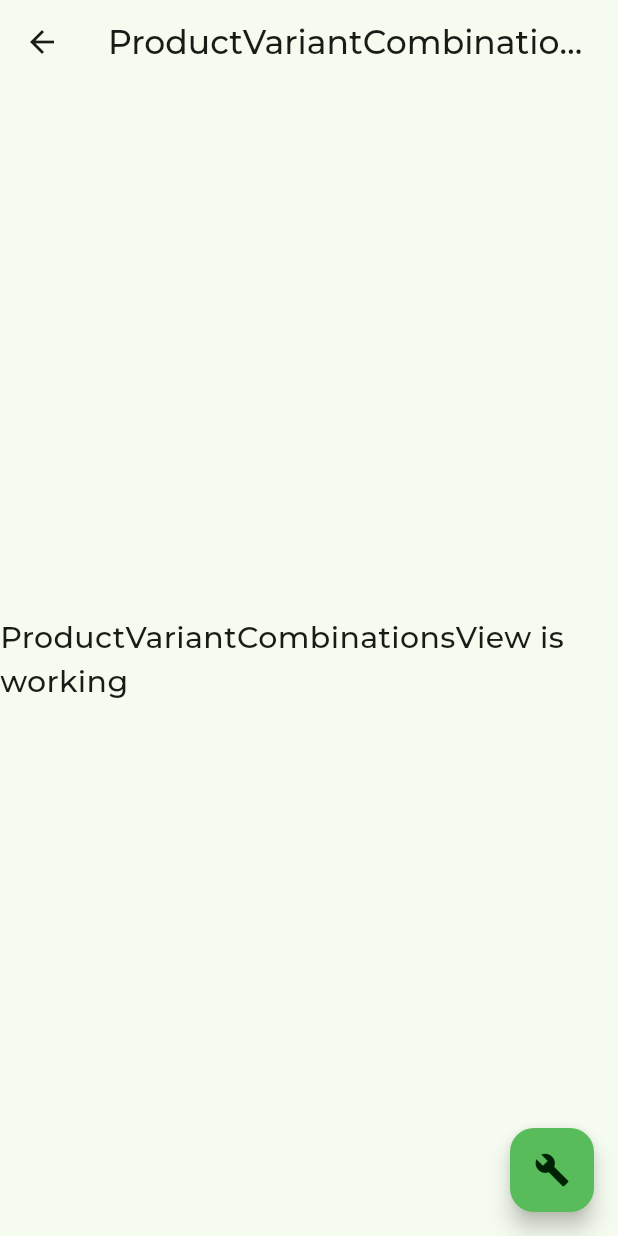
After one commit to msilvamolina/flutter_estrellas_dashboard, a Flutter app: the ProductVariantCombinationsView screen opened by its route, after a tap on the "build" icon, on a phone screen of 412 x 824 dp. The commit adds this screen. Run offline on Flutter 3.47's test engine with Material 3 defaults, Android fonts, the phone set to English and light mode, and no system bars; our stand-ins replace cached_network_image, cloud_firestore, dartz, firebase_auth, firebase_core, firebase_crashlytics and 13 more; missing offline and left inert: drag_grid, flutter_material_color_picker, json_editor, slideable, stylish_pull_to_refresh, video_compress; accounts and stored records are empty; statements that could not run were skipped; project files that could hold a hidden picture were left out.

Commit message:
build combinations done

```diff
--- a/lib/app/modules/product_variants/product_add_variant/controllers/product_add_variant_controller.dart
+++ b/lib/app/modules/product_variants/product_add_variant/controllers/product_add_variant_controller.dart
@@ -78,14 +78,12 @@ class ProductAddVariantController extends GetxController {
       color = Utils.colorToInt(_selectedColor!);
     }
 
-    String id = const Uuid().v4();
     _mainController.setDropiDialog(false);
     _mainController.showDropiLoader();
 
     _mainController.setDropiMessage('saveInFirebase');
 
     Either<String, Unit> response = await _repository.saveVariant(
-      id: id,
       name: name,
       label: label,
       type: type,
--- /dev/null
+++ b/lib/app/modules/product_variants/product_variant_combinations/bindings/product_variant_combinations_binding.dart
@@ -0,0 +1,12 @@
+import 'package:get/get.dart';
+
+import '../controllers/product_variant_combinations_controller.dart';
+
+class ProductVariantCombinationsBinding extends Bindings {
+  @override
+  void dependencies() {
+    Get.lazyPut<ProductVariantCombinationsController>(
+      () => ProductVariantCombinationsController(),
+    );
+  }
+}
--- /dev/null
+++ b/lib/app/modules/product_variants/product_variant_combinations/controllers/product_variant_combinations_controller.dart
@@ -0,0 +1,89 @@
+import 'package:dartz/dartz.dart';
+import 'package:get/get.dart';
+
+import '../../../../app/controllers/main_controller.dart';
+import '../../../../data/models/product/product_firebase/product_firebase_model.dart';
+import '../../../../data/models/product_variant/product_variant_model.dart';
+import '../../../../data/providers/repositories/products/products_repository.dart';
+
+class ProductVariantCombinationsController extends GetxController {
+  final MainController _mainController = Get.find<MainController>();
+
+  final ProductsRepository _repository = ProductsRepository();
+  late ProductFirebaseModel product;
+  final RxList<ProductVariantModel> _list = <ProductVariantModel>[].obs;
+  List<ProductVariantModel> get list => _list.toList();
+  List<String> _newOrderList = [];
+  final RxList<ProductVariantModel> sizeList = <ProductVariantModel>[].obs;
+  final RxList<ProductVariantModel> colorList = <ProductVariantModel>[].obs;
+
+  @override
+  void onInit() {
+    product = Get.arguments[0] as ProductFirebaseModel;
+    _list.bindStream(_repository.getAllProductVariants(
+      productId: product.id,
+    ));
+    super.onInit();
+  }
+
+  @override
+  void onReady() {
+    super.onReady();
+  }
+
+  void filterLists() {
+    sizeList.value = _list.where((item) => item.type == "size").toList();
+    colorList.value = _list.where((item) => item.type == "color").toList();
+  }
+
+  void buildCombinations() {
+    buildFirstCombinations();
+  }
+
+  Future<void> buildFirstCombinations() async {
+    filterLists();
+
+    _mainController.setDropiDialog(false);
+    _mainController.showDropiLoader();
+
+    for (ProductVariantModel colorElement in colorList) {
+      await createCombination(colorElement);
+    }
+    _mainController.setDropiMessage('Success!');
+    Future<void>.delayed(Duration(seconds: 1), () {
+      Get.back();
+    });
+  }
+
+  Future<void> createCombination(ProductVariantModel colorElement) async {
+    for (ProductVariantModel sizeElement in sizeList) {
+      await saveCombination(sizeElement, colorElement);
+    }
+  }
+
+  Future<void> saveCombination(
+      ProductVariantModel sizeElement, ProductVariantModel colorElement) async {
+    String name = '${colorElement.name} - ${sizeElement.name}';
+    String label = '${colorElement.label} - ${sizeElement.label}';
+    _mainController.setDropiMessage('saving $name');
+
+    Either<String, Unit> response = await _repository.saveVariantComination(
+      name: name,
+      label: label,
+      color: colorElement.color,
+      imageUrl: colorElement.imageUrl,
+      colorId: colorElement.id,
+      sizeId: sizeElement.id,
+      price: product.price,
+      suggestedPrice: product.suggestedPrice,
+      points: product.points,
+      productId: product.id,
+      stock: 1,
+    );
+    response.fold((failure) {
+      _mainController.setDropiDialogError(true, failure);
+
+      update(['view']);
+    }, (_) async {});
+  }
+}
--- /dev/null
+++ b/lib/app/modules/product_variants/product_variant_combinations/views/product_variant_combinations_view.dart
@@ -0,0 +1,29 @@
+import 'package:flutter/material.dart';
+
+import 'package:get/get.dart';
+
+import '../controllers/product_variant_combinations_controller.dart';
+
+class ProductVariantCombinationsView
+    extends GetView<ProductVariantCombinationsController> {
+  const ProductVariantCombinationsView({super.key});
+  @override
+  Widget build(BuildContext context) {
+    return Scaffold(
+      floatingActionButton: FloatingActionButton(
+        onPressed: controller.buildCombinations,
+        child: Icon(Icons.build),
+      ),
+      appBar: AppBar(
+        title: const Text('ProductVariantCombinationsView'),
+        centerTitle: true,
+      ),
+      body: const Center(
+        child: Text(
+          'ProductVariantCombinationsView is working',
+          style: TextStyle(fontSize: 20),
+        ),
+      ),
+    );
+  }
+}
--- a/lib/app/routes/app_pages.dart
+++ b/lib/app/routes/app_pages.dart
@@ -8,22 +8,24 @@ import '../modules/auth/splash/bindings/splash_binding.dart';
 import '../modules/auth/splash/views/splash_view.dart';
 import '../modules/home/bindings/home_binding.dart';
 import '../modules/home/views/home_view.dart';
+import '../modules/product_variants/product_variant_combinations/bindings/product_variant_combinations_binding.dart';
+import '../modules/product_variants/product_variant_combinations/views/product_variant_combinations_view.dart';
+import '../modules/product_variants/product_add_variant/bindings/product_add_variant_binding.dart';
+import '../modules/product_variants/product_add_variant/views/product_add_variant_view.dart';
 import '../modules/product_variants/product_variant_for_type/bindings/product_variant_for_type_binding.dart';
 import '../modules/product_variants/product_variant_for_type/views/product_variant_for_type_view.dart';
+import '../modules/product_variants/product_variants/bindings/product_variants_binding.dart';
+import '../modules/product_variants/product_variants/views/product_variants_view.dart';
 import '../modules/products/create_product/bindings/create_product_binding.dart';
 import '../modules/products/create_product/views/create_product_view.dart';
 import '../modules/products/product_add_image/bindings/product_add_image_binding.dart';
 import '../modules/products/product_add_image/views/product_add_image_view.dart';
-import '../modules/product_variants/product_add_variant/bindings/product_add_variant_binding.dart';
-import '../modules/product_variants/product_add_variant/views/product_add_variant_view.dart';
 import '../modules/products/product_estrellas_1/bindings/product_estrellas_1_binding.dart';
 import '../modules/products/product_estrellas_1/views/product_estrellas_1_view.dart';
 import '../modules/products/product_estrellas_2/bindings/product_estrellas_2_binding.dart';
 import '../modules/products/product_estrellas_2/views/product_estrellas_2_view.dart';
 import '../modules/products/product_images/bindings/product_images_binding.dart';
 import '../modules/products/product_images/views/product_images_view.dart';
-import '../modules/product_variants/product_variants/bindings/product_variants_binding.dart';
-import '../modules/product_variants/product_variants/views/product_variants_view.dart';
 import '../modules/products/products/bindings/products_binding.dart';
 import '../modules/products/products/views/products_view.dart';
 import '../modules/providers/create_provider/bindings/create_provider_binding.dart';
@@ -210,5 +212,10 @@ class AppPages {
       page: () => const ProductVariantForTypeView(),
       binding: ProductVariantForTypeBinding(),
     ),
+    GetPage(
+      name: _Paths.PRODUCT_VARIANT_COMBINATIONS,
+      page: () => const ProductVariantCombinationsView(),
+      binding: ProductVariantCombinationsBinding(),
+    ),
   ];
 }
--- a/lib/app/routes/app_routes.dart
+++ b/lib/app/routes/app_routes.dart
@@ -36,6 +36,8 @@ abstract class Routes {
   static const SELECT_WAREHOUSE = _Paths.SELECT_WAREHOUSE;
   static const SELECT_PRODUCT = _Paths.SELECT_PRODUCT;
   static const PRODUCT_VARIANT_FOR_TYPE = _Paths.PRODUCT_VARIANT_FOR_TYPE;
+  static const PRODUCT_VARIANT_COMBINATIONS =
+      _Paths.PRODUCT_VARIANT_COMBINATIONS;
 }
 
 abstract class _Paths {
@@ -73,4 +75,5 @@ abstract class _Paths {
   static const SELECT_WAREHOUSE = '/select-warehouse';
   static const SELECT_PRODUCT = '/select-product';
   static const PRODUCT_VARIANT_FOR_TYPE = '/product-variant-for-type';
+  static const PRODUCT_VARIANT_COMBINATIONS = '/product-variant-combinations';
 }
```
Also changed, not shown: lib/app/data/providers/repositories/products/products_repository.dart (+58 -1 lines), lib/app/modules/product_variants/product_variants/views/product_variants_view.dart (+43 -109 lines), assets/images/variants/combinations.png (added).
